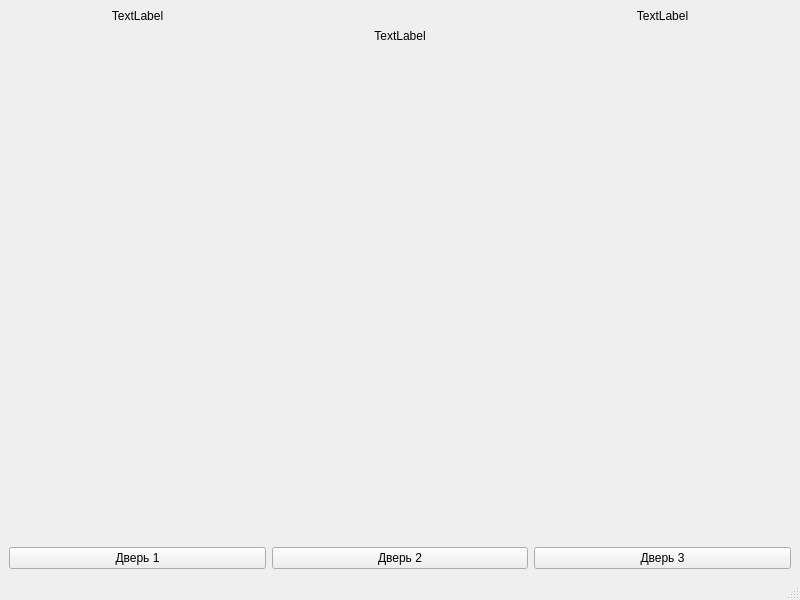
This is windows/play screen.ui in ArseniyAngel/Masterclass as Qt 5 draws it before an edit. The edited form follows.
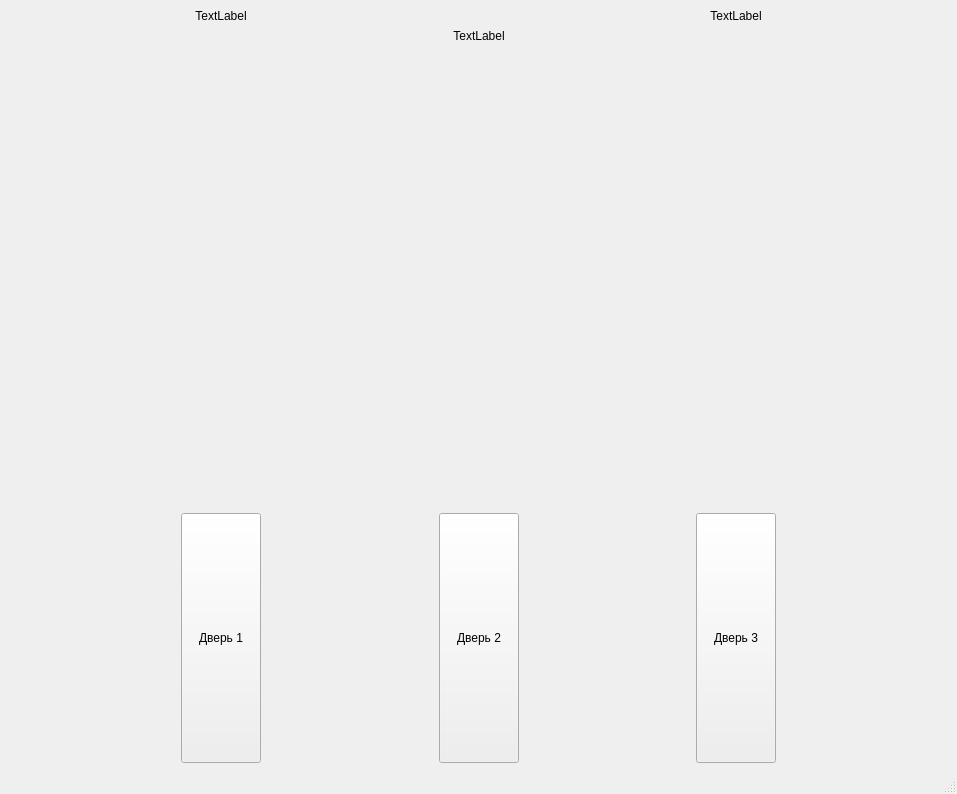
This is the edited form.

Patch:
```diff
--- a/windows/play screen.ui
+++ b/windows/play screen.ui
@@ -6,8 +6,8 @@
    <rect>
     <x>0</x>
     <y>0</y>
-    <width>800</width>
-    <height>600</height>
+    <width>957</width>
+    <height>794</height>
    </rect>
   </property>
   <property name="windowTitle">
@@ -17,14 +17,26 @@
    <layout class="QGridLayout" name="gridLayout_2">
     <item row="0" column="0">
      <layout class="QGridLayout" name="gridLayout">
-      <item row="2" column="2">
-       <widget class="QPushButton" name="thirdDoor">
+      <item row="3" column="1">
+       <widget class="QPushButton" name="firstDoor">
+        <property name="sizePolicy">
+         <sizepolicy hsizetype="Fixed" vsizetype="Fixed">
+          <horstretch>0</horstretch>
+          <verstretch>0</verstretch>
+         </sizepolicy>
+        </property>
+        <property name="minimumSize">
+         <size>
+          <width>0</width>
+          <height>250</height>
+         </size>
+        </property>
         <property name="text">
-         <string>Дверь 3</string>
+         <string>Дверь 1</string>
         </property>
        </widget>
       </item>
-      <item row="1" column="0">
+      <item row="1" column="1">
        <spacer name="verticalSpacer">
         <property name="orientation">
          <enum>Qt::Vertical</enum>
@@ -32,12 +44,51 @@
         <property name="sizeHint" stdset="0">
          <size>
           <width>20</width>
-          <height>40</height>
+          <height>10</height>
          </size>
         </property>
        </spacer>
       </item>
-      <item row="0" column="2">
+      <item row="3" column="2">
+       <spacer name="horizontalSpacer">
+        <property name="orientation">
+         <enum>Qt::Horizontal</enum>
+        </property>
+        <property name="sizeHint" stdset="0">
+         <size>
+          <width>40</width>
+          <height>20</height>
+         </size>
+        </property>
+       </spacer>
+      </item>
+      <item row="3" column="4">
+       <spacer name="horizontalSpacer_2">
+        <property name="orientation">
+         <enum>Qt::Horizontal</enum>
+        </property>
+        <property name="sizeHint" stdset="0">
+         <size>
+          <width>40</width>
+          <height>20</height>
+         </size>
+        </property>
+       </spacer>
+      </item>
+      <item row="3" column="0">
+       <spacer name="horizontalSpacer_3">
+        <property name="orientation">
+         <enum>Qt::Horizontal</enum>
+        </property>
+        <property name="sizeHint" stdset="0">
+         <size>
+          <width>40</width>
+          <height>20</height>
+         </size>
+        </property>
+       </spacer>
+      </item>
+      <item row="0" column="5">
        <widget class="QLabel" name="labelScore">
         <property name="text">
          <string>TextLabel</string>
@@ -47,31 +98,26 @@
         </property>
        </widget>
       </item>
-      <item row="2" column="0">
-       <widget class="QPushButton" name="firstDoor">
-        <property name="text">
-         <string>Дверь 1</string>
-        </property>
-       </widget>
-      </item>
-      <item row="2" column="1">
+      <item row="3" column="3">
        <widget class="QPushButton" name="secondDoor">
+        <property name="sizePolicy">
+         <sizepolicy hsizetype="Fixed" vsizetype="Fixed">
+          <horstretch>0</horstretch>
+          <verstretch>0</verstretch>
+         </sizepolicy>
+        </property>
+        <property name="minimumSize">
+         <size>
+          <width>0</width>
+          <height>250</height>
+         </size>
+        </property>
         <property name="text">
          <string>Дверь 2</string>
         </property>
        </widget>
       </item>
-      <item row="0" column="0">
-       <widget class="QLabel" name="labelRoom">
-        <property name="text">
-         <string>TextLabel</string>
-        </property>
-        <property name="alignment">
-         <set>Qt::AlignCenter</set>
-        </property>
-       </widget>
-      </item>
-      <item row="1" column="1">
+      <item row="1" column="3">
        <widget class="QLabel" name="labelInfo">
         <property name="text">
          <string>TextLabel</string>
@@ -84,6 +130,57 @@
         </property>
        </widget>
       </item>
+      <item row="0" column="1">
+       <widget class="QLabel" name="labelRoom">
+        <property name="text">
+         <string>TextLabel</string>
+        </property>
+        <property name="alignment">
+         <set>Qt::AlignCenter</set>
+        </property>
+       </widget>
+      </item>
+      <item row="3" column="5">
+       <widget class="QPushButton" name="thirdDoor">
+        <property name="sizePolicy">
+         <sizepolicy hsizetype="Fixed" vsizetype="Ignored">
+          <horstretch>0</horstretch>
+          <verstretch>0</verstretch>
+         </sizepolicy>
+        </property>
+        <property name="minimumSize">
+         <size>
+          <width>36</width>
+          <height>250</height>
+         </size>
+        </property>
+        <property name="whatsThis">
+         <string/>
+        </property>
+        <property name="text">
+         <string>Дверь 3</string>
+        </property>
+        <property name="autoDefault">
+         <bool>false</bool>
+        </property>
+        <property name="default">
+         <bool>false</bool>
+        </property>
+       </widget>
+      </item>
+      <item row="3" column="6">
+       <spacer name="horizontalSpacer_4">
+        <property name="orientation">
+         <enum>Qt::Horizontal</enum>
+        </property>
+        <property name="sizeHint" stdset="0">
+         <size>
+          <width>40</width>
+          <height>20</height>
+         </size>
+        </property>
+       </spacer>
+      </item>
      </layout>
     </item>
    </layout>
```
Left out of the diff: 2 changed lines with no effect on the pictures.
